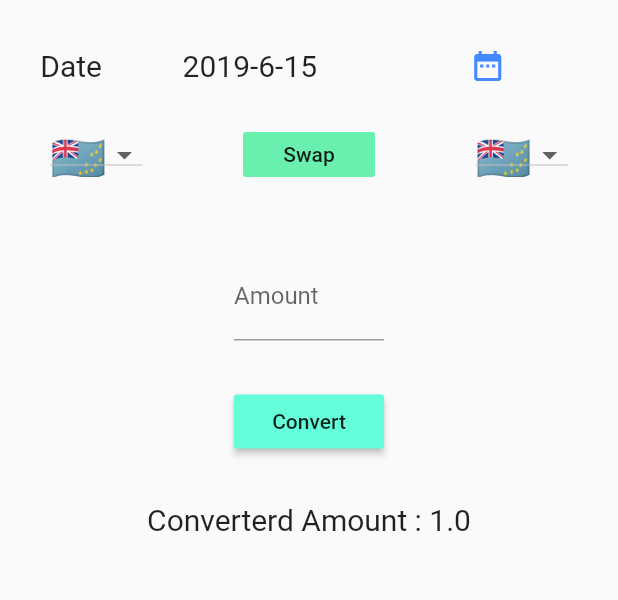
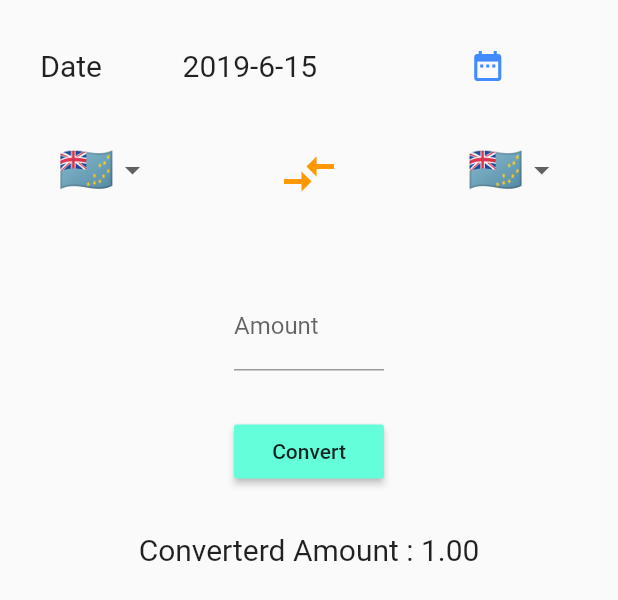
Before and after one commit to sreevardhanreddi/learning-flutter, a Flutter app: the ConverterWidget widget shown alone on an empty page, opened directly, on a phone screen of 412 x 824 dp. Shown: the top 600 px of the screen. Run offline on Flutter 3.47's test engine with Material 2 defaults, Android fonts, the phone set to English and light mode, and no system bars; network calls fail.

Commit message:
added swap, fixed set state, removed underline for drop down

```diff
--- a/lib/widgets/converter/widget_container.dart
+++ b/lib/widgets/converter/widget_container.dart
@@ -60,6 +60,14 @@ class _ConverterWidgetState extends State<ConverterWidget> {
     });
   }
 
+  _onSwap() {
+    setState(() {
+      var temp = _toDropDownValue;
+      _toDropDownValue = _fromDropDownValue;
+      _fromDropDownValue = temp;
+    });
+  }
+
   _toOnChange(data) {
     setState(() {
       _toDropDownValue = data;
@@ -68,13 +76,17 @@ class _ConverterWidgetState extends State<ConverterWidget> {
     });
   }
 
-  _changeAmount(data) {
-    setState(() {
-      if (double.tryParse(data) != null) {
-        _amount = data;
-      }
-    });
-  }
+  // _changeAmount(data) {
+  //   _amount= data;
+  //   print(_amount);
+  //   print('input amount');
+  //   print(data);
+  //   setState(() {
+  //     print('in set state');
+  //     _amount = data;
+  //     print(_amount);
+  //   });
+  // }
 
   _convertAmount() {
     var urlData =
@@ -100,7 +112,7 @@ class _ConverterWidgetState extends State<ConverterWidget> {
         : Center(
             child: Container(
               child: Text(
-                'Converterd Amount : ${_convertedAmount}',
+                'Converterd Amount : ${_convertedAmount.toStringAsFixed(2)}',
                 style: TextStyle(
                   fontSize: 20.0,
                 ),
@@ -147,12 +159,13 @@ class _ConverterWidgetState extends State<ConverterWidget> {
               ],
             ),
             Container(
-              height: 30.0,
+              height: 50.0,
               child: Row(
                 mainAxisAlignment: MainAxisAlignment.spaceAround,
                 children: <Widget>[
                   // InputField(),
-                  Container(
+                  DropdownButtonHideUnderline(
+                    child: Container(
                       child: DropdownButton<String>(
                         value: _fromDropDownValue,
                         onChanged: _fromOnChange,
@@ -167,12 +180,20 @@ class _ConverterWidgetState extends State<ConverterWidget> {
                         ).toList(),
                       ),
                     ),
-                  FlatButton(
-                    child: Text('Swap'),
-                    color: Colors.greenAccent,
-                    onPressed: () {},
                   ),
-                  Container(
+                  // FlatButton(
+                  //   child: Text('Swap'),
+                  //   color: Colors.greenAccent,
+                  //   onPressed: () {},
+                  // ),
+                  IconButton(
+                    icon: Icon(Icons.compare_arrows),
+                    color: Colors.orange,
+                    onPressed: _onSwap,
+                    iconSize: 40.0,
+                  ),
+                  DropdownButtonHideUnderline(
+                    child: Container(
                       child: DropdownButton<String>(
                         value: _toDropDownValue,
                         onChanged: _toOnChange,
@@ -185,6 +206,7 @@ class _ConverterWidgetState extends State<ConverterWidget> {
                                 ),
                               ),
                         ).toList(),
+                      ),
                     ),
                   ),
                 ],
@@ -202,7 +224,14 @@ class _ConverterWidgetState extends State<ConverterWidget> {
                     BlacklistingTextInputFormatter(new RegExp('[\\-|,\\ ]'))
                   ],
                   decoration: InputDecoration(labelText: 'Amount'),
-                  onChanged: _changeAmount,
+                  onChanged: (data) {
+                    setState(() {
+                      if (double.tryParse(data) != null) {
+                        _amount = double.tryParse(data);
+                        print(_amount);
+                      }
+                    });
+                  },
                 ),
               ),
             ),
```
Lines whose indentation alone changed are shown as unchanged.
